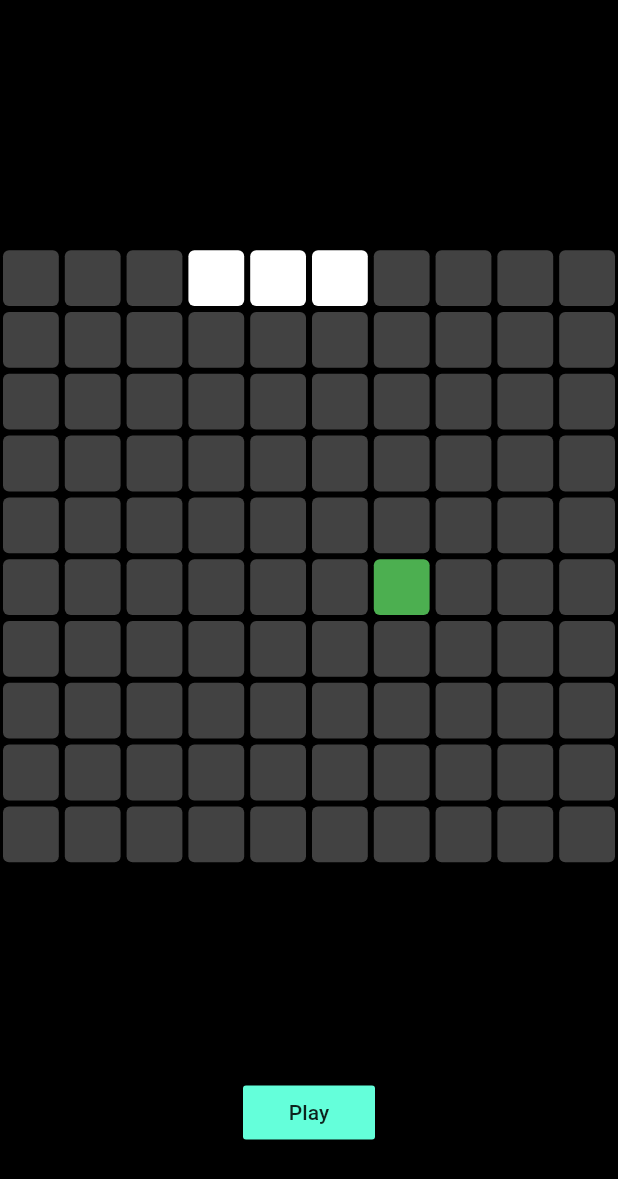
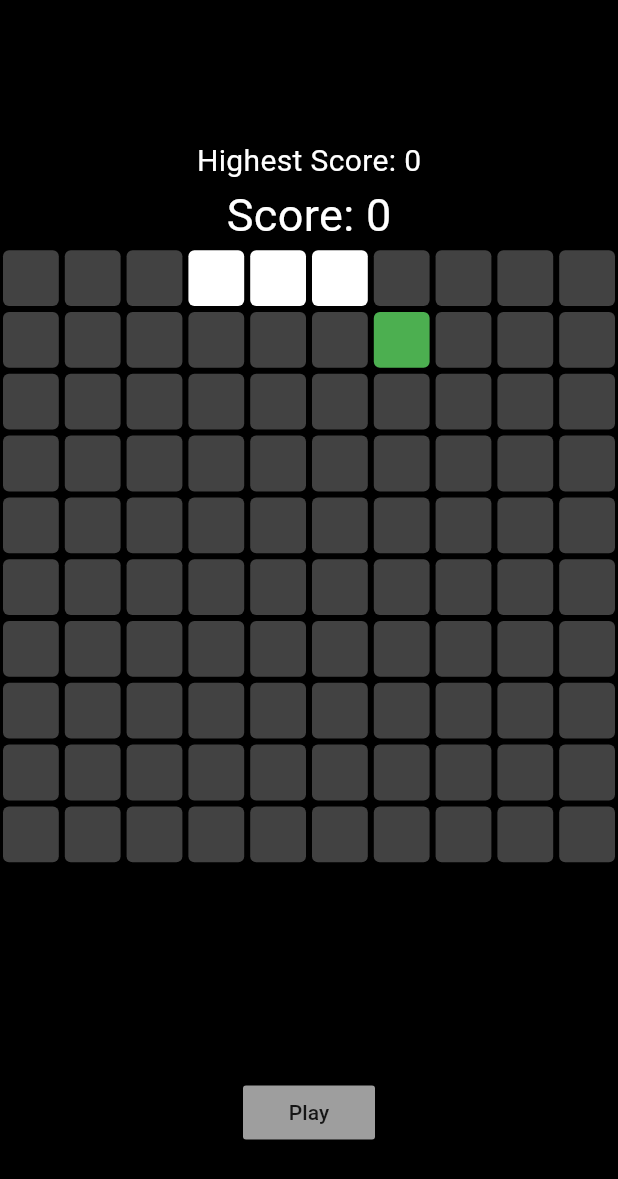
Before and after one commit to FAHIMSHAKIL102/flutter_snack_game, a Flutter app: the screen it shows after launch, after a tap on "Play", on a phone screen of 412 x 824 dp. Shown: the top 1179 px of the screen. Run offline on Flutter 3.47's test engine with Material 3 defaults, Android fonts, the phone set to English and light mode, and no system bars.

Commit message:
fix: bug

```diff
--- a/lib/pages/home_page.dart
+++ b/lib/pages/home_page.dart
@@ -20,6 +20,10 @@ class _HomePageState extends State<HomePage> {
   int rowSize = 10;
   int totalNumberOfSquares = 100;
 
+  bool gameHasStarted = false;
+  //user score
+  int currentScore = 0;
+
   // snack position
   List<int> snackPosition = [0, 1, 2];
 
@@ -27,22 +31,82 @@ class _HomePageState extends State<HomePage> {
   var currentDirection = SnackDirection.right;
 
   // food position
-  int foodPosition = 56;
+  int foodPosition = Random().nextInt(99);
 
   // game start
   void gameStart() {
+    gameHasStarted = true;
     Timer.periodic(Duration(milliseconds: 400), (timer) {
       setState(() {
         // moving snack
         moveSnack();
 
+        // game over
+        if (gameOver()) {
+          timer.cancel();
+          // user message
+          showDialog(
+            context: context,
+            barrierDismissible: false,
+            builder: (context) {
+              return AlertDialog(
+                title: Text('Game Over'),
+                content: SizedBox(
+                  height: 200,
+                  child: Column(
+                    children: [
+                      Text(
+                        'Your Score: $currentScore',
+                        style: TextStyle(fontSize: 20),
+                      ),
+                      SizedBox(
+                        height: 80,
+                        width: double.infinity,
+                        child: TextFormField(
+                          decoration: InputDecoration(
+                            hintText: 'Enter Your Name',
+                            focusedBorder: OutlineInputBorder(),
+                            //enabledBorder: OutlineInputBorder(),
+                          ),
+                        ),
+                      ),
+                      MaterialButton(
+                        color: Colors.pink,
+                        onPressed: () {
+                          submitScore();
+                          newGameStart();
+                          Navigator.pop(context);
+                        },
+                        child: Text('Ok'),
+                      ),
+                    ],
+                  ),
+                ),
+              );
+            },
+          );
+        }
         // eating snack
         //eatFood();
       });
     });
   }
 
+  // add data to firebase
+  void submitScore() {}
+
+  // new game start
+  void newGameStart() {
+    setState(() {
+      snackPosition = [0, 1, 2];
+      currentDirection = SnackDirection.right;
+      //foodPosition = Random().nextInt(totalNumberOfSquares);
+      gameHasStarted = false;
+    });
+  }
+
   void eatFood() {
+    currentScore++;
     // new food position
     while (snackPosition.contains(foodPosition)) {
       foodPosition = Random().nextInt(totalNumberOfSquares);
@@ -83,7 +147,7 @@ class _HomePageState extends State<HomePage> {
       case SnackDirection.down:
         {
           // add head
-          if (snackPosition.last + rowSize > totalNumberOfSquares) {
+          if (snackPosition.last + rowSize >= totalNumberOfSquares) {
             snackPosition.add(
               snackPosition.last + rowSize - totalNumberOfSquares,
             );
@@ -100,6 +164,16 @@ class _HomePageState extends State<HomePage> {
     }
   }
 
+  // game over
+  bool gameOver() {
+    List<int> snackBody = snackPosition.sublist(0, snackPosition.length - 1);
+    if (snackBody.contains(snackPosition.last)) {
+      return true;
+    } else {
+      return false;
+    }
+  }
+
   @override
   Widget build(BuildContext context) {
     return Scaffold(
@@ -107,7 +181,21 @@ class _HomePageState extends State<HomePage> {
       body: Column(
         children: [
           // high scores
-          Expanded(child: Container()),
+          Expanded(
+            child: Column(
+              mainAxisAlignment: .end,
+              children: [
+                Text(
+                  'Highest Score: $currentScore',
+                  style: TextStyle(fontSize: 20, color: Colors.white),
+                ),
+                Text(
+                  'Score: $currentScore',
+                  style: TextStyle(fontSize: 30, color: Colors.white),
+                ),
+              ],
+            ),
+          ),
 
           // game grid
           Expanded(
@@ -154,8 +242,8 @@ class _HomePageState extends State<HomePage> {
           Expanded(
             child: Center(
               child: MaterialButton(
-                onPressed: gameStart,
-                color: Colors.tealAccent,
+                onPressed: gameHasStarted ? () {} : gameStart,
+                color: gameHasStarted ? Colors.grey : Colors.tealAccent,
                 child: Text('Play'),
               ),
             ),
```
